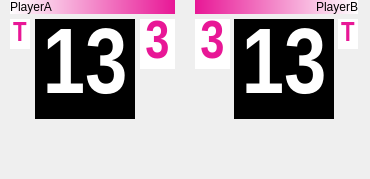
The window that scoreboardform.ui (xiaoyuanyangxu/sportroom-qt) describes before a commit, drawn with Qt 5.
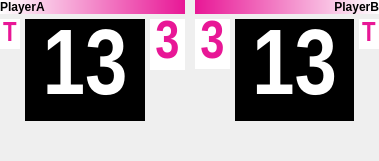
The same window after the commit.

```diff
--- a/scoreboardform.ui
+++ b/scoreboardform.ui
@@ -6,12 +6,12 @@
    <rect>
     <x>0</x>
     <y>0</y>
-    <width>370</width>
-    <height>179</height>
+    <width>379</width>
+    <height>161</height>
    </rect>
   </property>
   <property name="sizePolicy">
-   <sizepolicy hsizetype="Fixed" vsizetype="Minimum">
+   <sizepolicy hsizetype="Preferred" vsizetype="Preferred">
     <horstretch>0</horstretch>
     <verstretch>0</verstretch>
    </sizepolicy>
@@ -42,12 +42,18 @@
     <number>0</number>
    </property>
    <item>
-    <layout class="QVBoxLayout" name="verticalLayout_2">
+    <layout class="QVBoxLayout" name="verticalLayout_2" stretch="0,10">
      <property name="spacing">
       <number>5</number>
      </property>
      <item>
       <widget class="QLabel" name="playerANameLabel">
+       <property name="font">
+        <font>
+         <weight>75</weight>
+         <bold>true</bold>
+        </font>
+       </property>
        <property name="layoutDirection">
         <enum>Qt::LeftToRight</enum>
        </property>
@@ -66,7 +72,7 @@
       </widget>
      </item>
      <item>
-      <layout class="QHBoxLayout" name="horizontalLayout_2" stretch="0,0,0">
+      <layout class="QHBoxLayout" name="horizontalLayout_2" stretch="2,12,3">
        <property name="spacing">
         <number>5</number>
        </property>
@@ -74,7 +80,7 @@
         <enum>QLayout::SetMinimumSize</enum>
        </property>
        <item>
-        <layout class="QVBoxLayout" name="verticalLayout_8">
+        <layout class="QVBoxLayout" name="verticalLayout_8" stretch="1,4">
          <property name="spacing">
           <number>0</number>
          </property>
@@ -88,8 +94,8 @@
            </property>
            <property name="maximumSize">
             <size>
-             <width>20</width>
-             <height>30</height>
+             <width>16777215</width>
+             <height>16777215</height>
             </size>
            </property>
            <property name="font">
@@ -137,6 +143,12 @@
         <layout class="QVBoxLayout" name="verticalLayout_4">
          <item>
           <widget class="QLabel" name="playerAPointLabel">
+           <property name="sizePolicy">
+            <sizepolicy hsizetype="Preferred" vsizetype="Preferred">
+             <horstretch>0</horstretch>
+             <verstretch>1</verstretch>
+            </sizepolicy>
+           </property>
            <property name="minimumSize">
             <size>
              <width>100</width>
@@ -145,8 +157,8 @@
            </property>
            <property name="maximumSize">
             <size>
-             <width>100</width>
-             <height>100</height>
+             <width>16777215</width>
+             <height>16777215</height>
             </size>
            </property>
            <property name="font">
@@ -173,7 +185,7 @@
           </widget>
          </item>
          <item>
-          <spacer name="verticalSpacer_6">
+          <spacer name="verticalSpacer_5">
            <property name="orientation">
             <enum>Qt::Vertical</enum>
            </property>
@@ -199,8 +211,8 @@
            </property>
            <property name="maximumSize">
             <size>
-             <width>35</width>
-             <height>50</height>
+             <width>16777215</width>
+             <height>16777215</height>
             </size>
            </property>
            <property name="font">
@@ -249,12 +261,18 @@
     </layout>
    </item>
    <item>
-    <layout class="QVBoxLayout" name="verticalLayout">
+    <layout class="QVBoxLayout" name="verticalLayout" stretch="0,10">
      <property name="spacing">
       <number>5</number>
      </property>
      <item>
       <widget class="QLabel" name="playerBNameLabel">
+       <property name="font">
+        <font>
+         <weight>75</weight>
+         <bold>true</bold>
+        </font>
+       </property>
        <property name="styleSheet">
         <string notr="true">background-color: qlineargradient(spread:pad, x1:0, y1:0, x2:1, y2:0, stop:0 rgba(232, 23, 150, 255), stop:1 rgba(255, 255, 255, 255));</string>
        </property>
@@ -270,12 +288,12 @@
       </widget>
      </item>
      <item>
-      <layout class="QHBoxLayout" name="horizontalLayout">
+      <layout class="QHBoxLayout" name="horizontalLayout" stretch="3,12,2">
        <property name="spacing">
-        <number>4</number>
+        <number>5</number>
        </property>
        <item>
-        <layout class="QVBoxLayout" name="verticalLayout_5">
+        <layout class="QVBoxLayout" name="verticalLayout_5" stretch="1,4">
          <item>
           <widget class="QLabel" name="playerBGamePointLabel">
            <property name="minimumSize">
@@ -335,6 +353,12 @@
         <layout class="QVBoxLayout" name="verticalLayout_6">
          <item>
           <widget class="QLabel" name="playerBPointLabel">
+           <property name="sizePolicy">
+            <sizepolicy hsizetype="Preferred" vsizetype="Preferred">
+             <horstretch>0</horstretch>
+             <verstretch>1</verstretch>
+            </sizepolicy>
+           </property>
            <property name="minimumSize">
             <size>
              <width>100</width>
@@ -343,8 +367,14 @@
            </property>
            <property name="maximumSize">
             <size>
-             <width>100</width>
-             <height>100</height>
+             <width>16777215</width>
+             <height>16777215</height>
+            </size>
+           </property>
+           <property name="sizeIncrement">
+            <size>
+             <width>0</width>
+             <height>0</height>
             </size>
            </property>
            <property name="font">
@@ -371,7 +401,7 @@
           </widget>
          </item>
          <item>
-          <spacer name="verticalSpacer_5">
+          <spacer name="verticalSpacer_6">
            <property name="orientation">
             <enum>Qt::Vertical</enum>
            </property>
@@ -386,7 +416,7 @@
         </layout>
        </item>
        <item>
-        <layout class="QVBoxLayout" name="verticalLayout_7">
+        <layout class="QVBoxLayout" name="verticalLayout_7" stretch="1,4">
          <property name="spacing">
           <number>0</number>
          </property>
@@ -400,8 +430,8 @@
            </property>
            <property name="maximumSize">
             <size>
-             <width>20</width>
-             <height>30</height>
+             <width>16777215</width>
+             <height>16777215</height>
             </size>
            </property>
            <property name="font">
```
Left out of the diff: 4 changed lines with no effect on the pictures.
